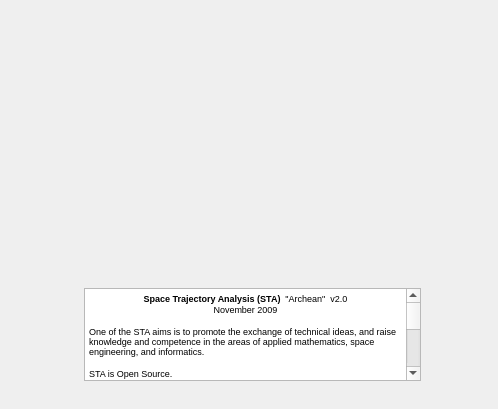
First picture: the form in sta-src/Main/about.ui, repository Dwarf-Planet-Project/SpaceDesignTool, before the edit.
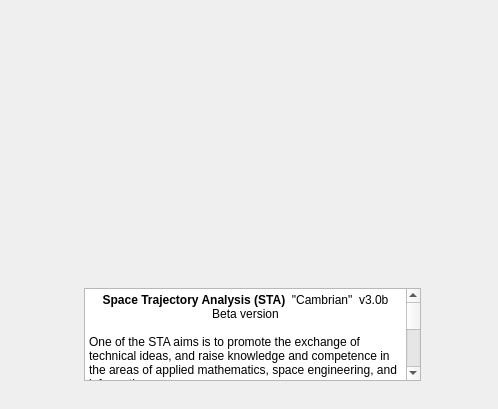
Second picture: the form after the edit. Icons and pictures are not drawn.

Commit message: Updating the ABOUT window for Cambrian

```diff
--- a/sta-src/Main/about.ui
+++ b/sta-src/Main/about.ui
@@ -50,32 +50,32 @@
     <string>&lt;!DOCTYPE HTML PUBLIC &quot;-//W3C//DTD HTML 4.0//EN&quot; &quot;http://www.w3.org/TR/REC-html40/strict.dtd&quot;&gt;
 &lt;html&gt;&lt;head&gt;&lt;meta name=&quot;qrichtext&quot; content=&quot;1&quot; /&gt;&lt;style type=&quot;text/css&quot;&gt;
 p, li { white-space: pre-wrap; }
-&lt;/style&gt;&lt;/head&gt;&lt;body style=&quot; font-family:'MS Shell Dlg 2'; font-size:8.25pt; font-weight:400; font-style:normal;&quot;&gt;
-&lt;p align=&quot;center&quot; style=&quot; margin-top:0px; margin-bottom:0px; margin-left:0px; margin-right:0px; -qt-block-indent:0; text-indent:0px;&quot;&gt;&lt;span style=&quot; font-family:'Lucida Grande'; font-size:7pt; font-weight:600;&quot;&gt;Space Trajectory Analysis (STA)&lt;/span&gt;&lt;span style=&quot; font-family:'Lucida Grande'; font-size:7pt;&quot;&gt;  &quot;Archean&quot;  v2.0&lt;/span&gt;&lt;/p&gt;
-&lt;p align=&quot;center&quot; style=&quot; margin-top:0px; margin-bottom:0px; margin-left:0px; margin-right:0px; -qt-block-indent:0; text-indent:0px;&quot;&gt;&lt;span style=&quot; font-family:'Lucida Grande'; font-size:7pt;&quot;&gt;November 2009&lt;/span&gt;&lt;/p&gt;
-&lt;p style=&quot;-qt-paragraph-type:empty; margin-top:0px; margin-bottom:0px; margin-left:0px; margin-right:0px; -qt-block-indent:0; text-indent:0px; font-family:'Lucida Grande'; font-size:7pt;&quot;&gt;&lt;/p&gt;
-&lt;p style=&quot; margin-top:0px; margin-bottom:0px; margin-left:0px; margin-right:0px; -qt-block-indent:0; text-indent:0px;&quot;&gt;&lt;span style=&quot; font-family:'Lucida Grande'; font-size:7pt;&quot;&gt;One of the STA aims is to promote the exchange of technical ideas, and raise knowledge and competence in the areas of applied mathematics, space engineering, and informatics.&lt;/span&gt;&lt;/p&gt;
-&lt;p style=&quot;-qt-paragraph-type:empty; margin-top:0px; margin-bottom:0px; margin-left:0px; margin-right:0px; -qt-block-indent:0; text-indent:0px; font-family:'Lucida Grande'; font-size:7pt;&quot;&gt;&lt;/p&gt;
-&lt;p style=&quot; margin-top:0px; margin-bottom:0px; margin-left:0px; margin-right:0px; -qt-block-indent:0; text-indent:0px; -qt-user-state:256;&quot;&gt;&lt;span style=&quot; font-family:'Lucida Grande'; font-size:7pt;&quot;&gt;STA is Open Source.&lt;/span&gt;&lt;/p&gt;
-&lt;p style=&quot;-qt-paragraph-type:empty; margin-top:0px; margin-bottom:0px; margin-left:0px; margin-right:0px; -qt-block-indent:0; text-indent:0px; font-family:'Lucida Grande'; font-size:7pt;&quot;&gt;&lt;/p&gt;
-&lt;p style=&quot; margin-top:0px; margin-bottom:0px; margin-left:0px; margin-right:0px; -qt-block-indent:0; text-indent:0px;&quot;&gt;&lt;span style=&quot; font-family:'Lucida Grande'; font-size:7pt;&quot;&gt;Copyright of the STA Steering Board 2005-2009.&lt;/span&gt;&lt;/p&gt;
-&lt;p style=&quot;-qt-paragraph-type:empty; margin-top:0px; margin-bottom:0px; margin-left:0px; margin-right:0px; -qt-block-indent:0; text-indent:0px; font-family:'Lucida Grande'; font-size:7pt;&quot;&gt;&lt;/p&gt;
-&lt;p style=&quot; margin-top:0px; margin-bottom:0px; margin-left:0px; margin-right:0px; -qt-block-indent:0; text-indent:0px;&quot;&gt;&lt;span style=&quot; font-family:'Lucida Grande'; font-size:7pt;&quot;&gt;STA Steering Board formed by:&lt;/span&gt;&lt;/p&gt;
-&lt;p style=&quot; margin-top:0px; margin-bottom:0px; margin-left:0px; margin-right:0px; -qt-block-indent:0; text-indent:0px;&quot;&gt;&lt;span style=&quot; font-size:8pt;&quot;&gt;European Space Agency (ESTEC and ESAC)&lt;/span&gt;&lt;/p&gt;
-&lt;p style=&quot; margin-top:0px; margin-bottom:0px; margin-left:0px; margin-right:0px; -qt-block-indent:0; text-indent:0px;&quot;&gt;&lt;span style=&quot; font-family:'Lucida Grande'; font-size:7pt;&quot;&gt;University of Delft&lt;/span&gt;&lt;/p&gt;
-&lt;p style=&quot; margin-top:0px; margin-bottom:0px; margin-left:0px; margin-right:0px; -qt-block-indent:0; text-indent:0px;&quot;&gt;&lt;span style=&quot; font-family:'Lucida Grande'; font-size:7pt;&quot;&gt;University of Bremen&lt;/span&gt;&lt;/p&gt;
-&lt;p style=&quot; margin-top:0px; margin-bottom:0px; margin-left:0px; margin-right:0px; -qt-block-indent:0; text-indent:0px;&quot;&gt;&lt;span style=&quot; font-family:'Lucida Grande'; font-size:7pt;&quot;&gt;University of Kent&lt;/span&gt;&lt;/p&gt;
-&lt;p style=&quot; margin-top:0px; margin-bottom:0px; margin-left:0px; margin-right:0px; -qt-block-indent:0; text-indent:0px;&quot;&gt;&lt;span style=&quot; font-family:'Lucida Grande'; font-size:7pt;&quot;&gt;University of Coimbra&lt;/span&gt;&lt;/p&gt;
-&lt;p style=&quot; margin-top:0px; margin-bottom:0px; margin-left:0px; margin-right:0px; -qt-block-indent:0; text-indent:0px;&quot;&gt;&lt;span style=&quot; font-family:'Lucida Grande'; font-size:7pt;&quot;&gt;Complutense University of Madrid&lt;/span&gt;&lt;/p&gt;
-&lt;p style=&quot; margin-top:0px; margin-bottom:0px; margin-left:0px; margin-right:0px; -qt-block-indent:0; text-indent:0px;&quot;&gt;&lt;span style=&quot; font-family:'Lucida Grande'; font-size:7pt;&quot;&gt;University of Birmingham&lt;/span&gt;&lt;/p&gt;
-&lt;p style=&quot; margin-top:0px; margin-bottom:0px; margin-left:0px; margin-right:0px; -qt-block-indent:0; text-indent:0px;&quot;&gt;&lt;span style=&quot; font-family:'Lucida Grande'; font-size:7pt;&quot;&gt;Instituto Superior Técnico Lisbon&lt;/span&gt;&lt;/p&gt;
-&lt;p style=&quot; margin-top:0px; margin-bottom:0px; margin-left:0px; margin-right:0px; -qt-block-indent:0; text-indent:0px;&quot;&gt;&lt;span style=&quot; font-family:'Lucida Grande'; font-size:7pt;&quot;&gt;University of Southampton&lt;/span&gt;&lt;/p&gt;
-&lt;p style=&quot; margin-top:0px; margin-bottom:0px; margin-left:0px; margin-right:0px; -qt-block-indent:0; text-indent:0px;&quot;&gt;&lt;span style=&quot; font-family:'Lucida Grande'; font-size:7pt;&quot;&gt;Politecnico di Milano&lt;/span&gt;&lt;/p&gt;
-&lt;p style=&quot; margin-top:0px; margin-bottom:0px; margin-left:0px; margin-right:0px; -qt-block-indent:0; text-indent:0px;&quot;&gt;&lt;span style=&quot; font-family:'Lucida Grande'; font-size:7pt;&quot;&gt;University of Wuerzburg&lt;/span&gt;&lt;/p&gt;
-&lt;p style=&quot; margin-top:0px; margin-bottom:0px; margin-left:0px; margin-right:0px; -qt-block-indent:0; text-indent:0px;&quot;&gt;&lt;span style=&quot; font-family:'Lucida Grande'; font-size:7pt;&quot;&gt;Technical University of Madrid&lt;/span&gt;&lt;/p&gt;
-&lt;p style=&quot; margin-top:0px; margin-bottom:0px; margin-left:0px; margin-right:0px; -qt-block-indent:0; text-indent:0px;&quot;&gt;&lt;span style=&quot; font-family:'Lucida Grande'; font-size:7pt;&quot;&gt;Celestia&lt;/span&gt;&lt;/p&gt;
-&lt;p style=&quot;-qt-paragraph-type:empty; margin-top:0px; margin-bottom:0px; margin-left:0px; margin-right:0px; -qt-block-indent:0; text-indent:0px; font-family:'Lucida Grande'; font-size:7pt;&quot;&gt;&lt;/p&gt;
-&lt;p style=&quot;-qt-paragraph-type:empty; margin-top:0px; margin-bottom:0px; margin-left:0px; margin-right:0px; -qt-block-indent:0; text-indent:0px; font-family:'Lucida Grande'; font-size:7pt;&quot;&gt;&lt;/p&gt;&lt;/body&gt;&lt;/html&gt;</string>
+&lt;/style&gt;&lt;/head&gt;&lt;body style=&quot; font-family:'Lucida Grande'; font-size:13pt; font-weight:400; font-style:normal;&quot;&gt;
+&lt;p align=&quot;center&quot; style=&quot; margin-top:0px; margin-bottom:0px; margin-left:0px; margin-right:0px; -qt-block-indent:0; text-indent:0px;&quot;&gt;&lt;span style=&quot; font-size:9pt; font-weight:600;&quot;&gt;Space Trajectory Analysis (STA)&lt;/span&gt;&lt;span style=&quot; font-size:9pt;&quot;&gt;  &quot;Cambrian&quot;  v3.0b&lt;/span&gt;&lt;/p&gt;
+&lt;p align=&quot;center&quot; style=&quot; margin-top:0px; margin-bottom:0px; margin-left:0px; margin-right:0px; -qt-block-indent:0; text-indent:0px;&quot;&gt;&lt;span style=&quot; font-size:9pt;&quot;&gt;Beta version&lt;/span&gt;&lt;/p&gt;
+&lt;p style=&quot;-qt-paragraph-type:empty; margin-top:0px; margin-bottom:0px; margin-left:0px; margin-right:0px; -qt-block-indent:0; text-indent:0px; font-size:9pt;&quot;&gt;&lt;/p&gt;
+&lt;p style=&quot; margin-top:0px; margin-bottom:0px; margin-left:0px; margin-right:0px; -qt-block-indent:0; text-indent:0px;&quot;&gt;&lt;span style=&quot; font-size:9pt;&quot;&gt;One of the STA aims is to promote the exchange of technical ideas, and raise knowledge and competence in the areas of applied mathematics, space engineering, and informatics.&lt;/span&gt;&lt;/p&gt;
+&lt;p style=&quot;-qt-paragraph-type:empty; margin-top:0px; margin-bottom:0px; margin-left:0px; margin-right:0px; -qt-block-indent:0; text-indent:0px; font-size:9pt;&quot;&gt;&lt;/p&gt;
+&lt;p style=&quot; margin-top:0px; margin-bottom:0px; margin-left:0px; margin-right:0px; -qt-block-indent:0; text-indent:0px; -qt-user-state:256;&quot;&gt;&lt;span style=&quot; font-size:9pt;&quot;&gt;STA is Open Source.&lt;/span&gt;&lt;/p&gt;
+&lt;p style=&quot;-qt-paragraph-type:empty; margin-top:0px; margin-bottom:0px; margin-left:0px; margin-right:0px; -qt-block-indent:0; text-indent:0px; font-size:9pt;&quot;&gt;&lt;/p&gt;
+&lt;p style=&quot; margin-top:0px; margin-bottom:0px; margin-left:0px; margin-right:0px; -qt-block-indent:0; text-indent:0px;&quot;&gt;&lt;span style=&quot; font-size:9pt;&quot;&gt;Copyright of the STA Steering Board 2005-2010.&lt;/span&gt;&lt;/p&gt;
+&lt;p style=&quot;-qt-paragraph-type:empty; margin-top:0px; margin-bottom:0px; margin-left:0px; margin-right:0px; -qt-block-indent:0; text-indent:0px; font-size:9pt;&quot;&gt;&lt;/p&gt;
+&lt;p style=&quot; margin-top:0px; margin-bottom:0px; margin-left:0px; margin-right:0px; -qt-block-indent:0; text-indent:0px;&quot;&gt;&lt;span style=&quot; font-size:9pt;&quot;&gt;STA Steering Board formed by:&lt;/span&gt;&lt;/p&gt;
+&lt;p style=&quot; margin-top:0px; margin-bottom:0px; margin-left:0px; margin-right:0px; -qt-block-indent:0; text-indent:0px;&quot;&gt;&lt;span style=&quot; font-family:'MS Shell Dlg 2'; font-size:9pt;&quot;&gt;European Space Agency (ESTEC and ESAC)&lt;/span&gt;&lt;/p&gt;
+&lt;p style=&quot; margin-top:0px; margin-bottom:0px; margin-left:0px; margin-right:0px; -qt-block-indent:0; text-indent:0px;&quot;&gt;&lt;span style=&quot; font-size:9pt;&quot;&gt;University of Delft&lt;/span&gt;&lt;/p&gt;
+&lt;p style=&quot; margin-top:0px; margin-bottom:0px; margin-left:0px; margin-right:0px; -qt-block-indent:0; text-indent:0px;&quot;&gt;&lt;span style=&quot; font-size:9pt;&quot;&gt;University of Bremen&lt;/span&gt;&lt;/p&gt;
+&lt;p style=&quot; margin-top:0px; margin-bottom:0px; margin-left:0px; margin-right:0px; -qt-block-indent:0; text-indent:0px;&quot;&gt;&lt;span style=&quot; font-size:9pt;&quot;&gt;University of Kent&lt;/span&gt;&lt;/p&gt;
+&lt;p style=&quot; margin-top:0px; margin-bottom:0px; margin-left:0px; margin-right:0px; -qt-block-indent:0; text-indent:0px;&quot;&gt;&lt;span style=&quot; font-size:9pt;&quot;&gt;University of Coimbra&lt;/span&gt;&lt;/p&gt;
+&lt;p style=&quot; margin-top:0px; margin-bottom:0px; margin-left:0px; margin-right:0px; -qt-block-indent:0; text-indent:0px;&quot;&gt;&lt;span style=&quot; font-size:9pt;&quot;&gt;Complutense University of Madrid&lt;/span&gt;&lt;/p&gt;
+&lt;p style=&quot; margin-top:0px; margin-bottom:0px; margin-left:0px; margin-right:0px; -qt-block-indent:0; text-indent:0px;&quot;&gt;&lt;span style=&quot; font-size:9pt;&quot;&gt;University of Birmingham&lt;/span&gt;&lt;/p&gt;
+&lt;p style=&quot; margin-top:0px; margin-bottom:0px; margin-left:0px; margin-right:0px; -qt-block-indent:0; text-indent:0px;&quot;&gt;&lt;span style=&quot; font-size:9pt;&quot;&gt;Instituto Superior Técnico Lisbon&lt;/span&gt;&lt;/p&gt;
+&lt;p style=&quot; margin-top:0px; margin-bottom:0px; margin-left:0px; margin-right:0px; -qt-block-indent:0; text-indent:0px;&quot;&gt;&lt;span style=&quot; font-size:9pt;&quot;&gt;University of Southampton&lt;/span&gt;&lt;/p&gt;
+&lt;p style=&quot; margin-top:0px; margin-bottom:0px; margin-left:0px; margin-right:0px; -qt-block-indent:0; text-indent:0px;&quot;&gt;&lt;span style=&quot; font-size:9pt;&quot;&gt;Politecnico di Milano&lt;/span&gt;&lt;/p&gt;
+&lt;p style=&quot; margin-top:0px; margin-bottom:0px; margin-left:0px; margin-right:0px; -qt-block-indent:0; text-indent:0px;&quot;&gt;&lt;span style=&quot; font-size:9pt;&quot;&gt;University of Wuerzburg&lt;/span&gt;&lt;/p&gt;
+&lt;p style=&quot; margin-top:0px; margin-bottom:0px; margin-left:0px; margin-right:0px; -qt-block-indent:0; text-indent:0px;&quot;&gt;&lt;span style=&quot; font-size:9pt;&quot;&gt;Technical University of Madrid&lt;/span&gt;&lt;/p&gt;
+&lt;p style=&quot; margin-top:0px; margin-bottom:0px; margin-left:0px; margin-right:0px; -qt-block-indent:0; text-indent:0px;&quot;&gt;&lt;span style=&quot; font-size:9pt;&quot;&gt;Celestia&lt;/span&gt;&lt;/p&gt;
+&lt;p style=&quot;-qt-paragraph-type:empty; margin-top:0px; margin-bottom:0px; margin-left:0px; margin-right:0px; -qt-block-indent:0; text-indent:0px; font-size:9pt;&quot;&gt;&lt;/p&gt;
+&lt;p style=&quot;-qt-paragraph-type:empty; margin-top:0px; margin-bottom:0px; margin-left:0px; margin-right:0px; -qt-block-indent:0; text-indent:0px; font-size:9pt;&quot;&gt;&lt;/p&gt;&lt;/body&gt;&lt;/html&gt;</string>
    </property>
    <property name="textInteractionFlags">
     <set>Qt::LinksAccessibleByMouse|Qt::TextSelectableByKeyboard|Qt::TextSelectableByMouse</set>
```
